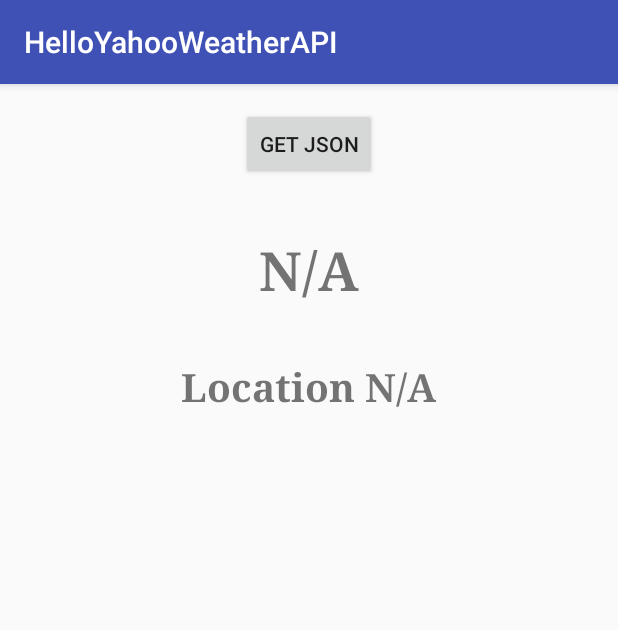
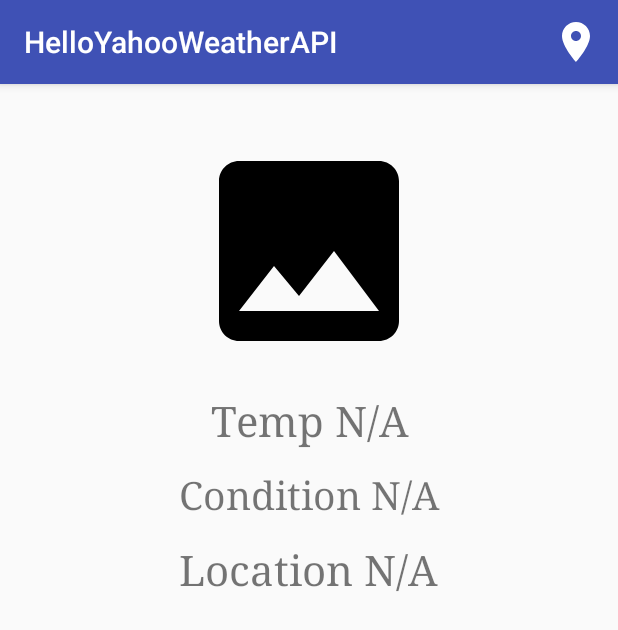
Before and after one commit to mbobadilla2/HelloYahooWeatherAPI, an Android app: the screen it shows after launch (MainActivity), on a phone screen of 412 x 824 dp. Shown: the top 630 px of the screen. Run offline under Robolectric (Android 15) with nearby library versions, the phone set to English and light mode, and no system bars.

Commit message:
Weather conditions and ImageView
Added a TextView to display the weather conditions.

Added an ImageView to display an image according to the weather
conditions.

GetJSON button replaced by a Menu Item at the action bar.

Minor changes.

```diff
--- a/app/src/main/java/fernando2/com/helloyahooweatherapi/MainActivity.java
+++ b/app/src/main/java/fernando2/com/helloyahooweatherapi/MainActivity.java
@@ -1,10 +1,13 @@
 package fernando2.com.helloyahooweatherapi;
 
 import android.app.ProgressDialog;
+import android.graphics.Bitmap;
 import android.support.v7.app.AppCompatActivity;
 import android.os.Bundle;
-import android.view.View;
-import android.widget.Button;
+import android.view.Menu;
+import android.view.MenuInflater;
+import android.view.MenuItem;
+import android.widget.ImageView;
 import android.widget.TextView;
 import android.widget.Toast;
 
@@ -12,9 +15,10 @@ import org.json.JSONException;
 
 public class MainActivity extends AppCompatActivity {
 
-    private Button button_getJson;
-    private TextView textView_showTemp;
-    private TextView textView_showLocation;
+    private TextView textView_temp;
+    private TextView textView_location;
+    private TextView textView_text;
+    private ImageView imageView_conditions;
     private ProgressDialog dialog;
 
     @Override
@@ -22,47 +26,59 @@ public class MainActivity extends AppCompatActivity {
         super.onCreate(savedInstanceState);
         setContentView(R.layout.activity_main);
 
-        button_getJson = (Button) findViewById(R.id.button_getJson);
-        textView_showTemp = (TextView) findViewById(R.id.textView_showTemp);
-        textView_showLocation = (TextView) findViewById(R.id.textView_showLocation);
+        textView_temp = (TextView) findViewById(R.id.textView_temp);
+        textView_location = (TextView) findViewById(R.id.textView_location);
+        textView_text = (TextView) findViewById(R.id.textView_text);
+        imageView_conditions = (ImageView) findViewById(R.id.imageView_conditions);
 
-        button_getJson.setOnClickListener(new View.OnClickListener() {
+    }
+
     @Override
-            public void onClick(View view) {
+    public boolean onCreateOptionsMenu(Menu menu){
+        MenuInflater menuInflater = getMenuInflater();
+        menuInflater.inflate(R.menu.menu_layout, menu);
+        return true;
+    }
+
+    @Override
+    public boolean onOptionsItemSelected(MenuItem item){
         dialog = new ProgressDialog(MainActivity.this);
-                dialog.setMessage("Cargando...");
+        dialog.setMessage("Loading...");
         dialog.show();
 
         YahooWeather yahooWeather = new YahooWeather(MainActivity.this);
 
         try {
-                    yahooWeather.getTemp();
+            yahooWeather.getWeather();
         } catch (JSONException e) {
             e.printStackTrace();
         }
 
-            }
-        });
-
+        return super.onOptionsItemSelected(item);
     }
 
-    public void showData(int temp, String location){
+    public void displayData(Bitmap conditions, int temp, String text, String location){
 
         temp = fahrenheitToCelsius(temp);
 
         dialog.dismiss();
-        textView_showTemp.setText(temp + " ºC");
-        textView_showLocation.setText(location);
+
+        imageView_conditions.setImageBitmap(conditions);
+        textView_temp.setText(temp + " ºC");
+        textView_text.setText(text);
+        textView_location.setText(location);
 
     }
 
-    public void showErrorMsg(){
+    public void displayErrorMsg(){
         dialog.dismiss();
 
-        textView_showTemp.setText("N/A");
-        textView_showLocation.setText("Location N/A");
+        imageView_conditions.setImageResource(R.drawable.ic_insert_photo_black_200dp);
+        textView_temp.setText("Temp N/A");
+        textView_text.setText("Conditions N/A");
+        textView_location.setText("Location N/A");
 
-        Toast.makeText(MainActivity.this, "Ocurrió un error al conectarse al servidor. Verifica tu conexión a Internet.",
+        Toast.makeText(MainActivity.this, "Unable to connect to server. Check your internet connection.",
                 Toast.LENGTH_LONG).show();
     }
 
--- /dev/null
+++ b/app/src/main/res/drawable/ic_insert_photo_black_200dp.xml
@@ -0,0 +1,4 @@
+<vector android:height="200dp" android:viewportHeight="24.0"
+    android:viewportWidth="24.0" android:width="200dp" xmlns:android="http://schemas.android.com/apk/res/android">
+    <path android:fillColor="#FF000000" android:pathData="M21,19V5c0,-1.1 -0.9,-2 -2,-2H5c-1.1,0 -2,0.9 -2,2v14c0,1.1 0.9,2 2,2h14c1.1,0 2,-0.9 2,-2zM8.5,13.5l2.5,3.01L14.5,12l4.5,6H5l3.5,-4.5z"/>
+</vector>
--- /dev/null
+++ b/app/src/main/res/drawable/ic_place_white_48dp.xml
@@ -0,0 +1,4 @@
+<vector android:height="48dp" android:viewportHeight="24.0"
+    android:viewportWidth="24.0" android:width="48dp" xmlns:android="http://schemas.android.com/apk/res/android">
+    <path android:fillColor="#FFFFFF" android:pathData="M12,2C8.13,2 5,5.13 5,9c0,5.25 7,13 7,13s7,-7.75 7,-13c0,-3.87 -3.13,-7 -7,-7zM12,11.5c-1.38,0 -2.5,-1.12 -2.5,-2.5s1.12,-2.5 2.5,-2.5 2.5,1.12 2.5,2.5 -1.12,2.5 -2.5,2.5z"/>
+</vector>
--- a/app/src/main/res/layout/activity_main.xml
+++ b/app/src/main/res/layout/activity_main.xml
@@ -10,36 +10,49 @@
     tools:context="fernando2.com.helloyahooweatherapi.MainActivity">
 
 
-    <Button
-        android:id="@+id/button_getJson"
-        android:layout_width="wrap_content"
-        android:layout_height="wrap_content"
-        android:layout_alignParentTop="true"
+    <ImageView
+        android:id="@+id/imageView_conditions"
+        android:layout_width="160dp"
+        android:layout_height="160dp"
         android:layout_centerHorizontal="true"
-        android:text="Get JSON" />
+        android:layout_marginTop="15dp"
+        android:src="@drawable/ic_insert_photo_black_200dp" />
 
     <TextView
-        android:id="@+id/textView_showTemp"
+        android:id="@+id/textView_temp"
         android:layout_width="match_parent"
         android:layout_height="wrap_content"
-        android:layout_below="@+id/button_getJson"
-        android:layout_marginTop="35dp"
+        android:layout_below="@+id/imageView_conditions"
+        android:layout_centerVertical="true"
+        android:layout_marginTop="14dp"
         android:fontFamily="serif"
         android:gravity="center"
-        android:text="N/A"
-        android:textSize="36dp"
-        android:textStyle="bold" />
+        android:text="Temp N/A"
+        android:textSize="28dp" />
 
 
     <TextView
-        android:id="@+id/textView_showLocation"
+        android:id="@+id/textView_text"
+        android:layout_width="match_parent"
+        android:layout_height="wrap_content"
+        android:layout_alignParentLeft="true"
+        android:layout_below="@+id/textView_temp"
+        android:layout_marginTop="14dp"
+        android:fontFamily="serif"
+        android:gravity="center"
+        android:text="Condition N/A"
+        android:textSize="26dp" />
+
+
+    <TextView
+        android:id="@+id/textView_location"
         android:layout_width="wrap_content"
         android:layout_height="wrap_content"
-        android:layout_below="@+id/textView_showTemp"
+        android:layout_below="@+id/textView_text"
         android:layout_centerHorizontal="true"
-        android:layout_marginTop="35dp"
+        android:layout_marginTop="14dp"
         android:fontFamily="serif"
         android:text="Location N/A"
-        android:textSize="26dp"
-        android:textStyle="bold" />
+        android:textSize="28dp" />
+
 </RelativeLayout>
--- /dev/null
+++ b/app/src/main/res/menu/menu_layout.xml
@@ -0,0 +1,12 @@
+<?xml version="1.0" encoding="utf-8"?>
+<menu xmlns:android="http://schemas.android.com/apk/res/android"
+    xmlns:app="http://schemas.android.com/apk/res-auto">
+
+    <item
+        android:id="@+id/menu_item_refreshWeather"
+        android:title="Refresh"
+        android:icon="@drawable/ic_place_white_48dp"
+        app:showAsAction="always"
+        />
+
+</menu>
```
Also changed, not shown: app/src/main/java/fernando2/com/helloyahooweatherapi/YahooWeather.java (+43 -13 lines), 2 other files. Lines whose indentation alone changed are shown as unchanged.
